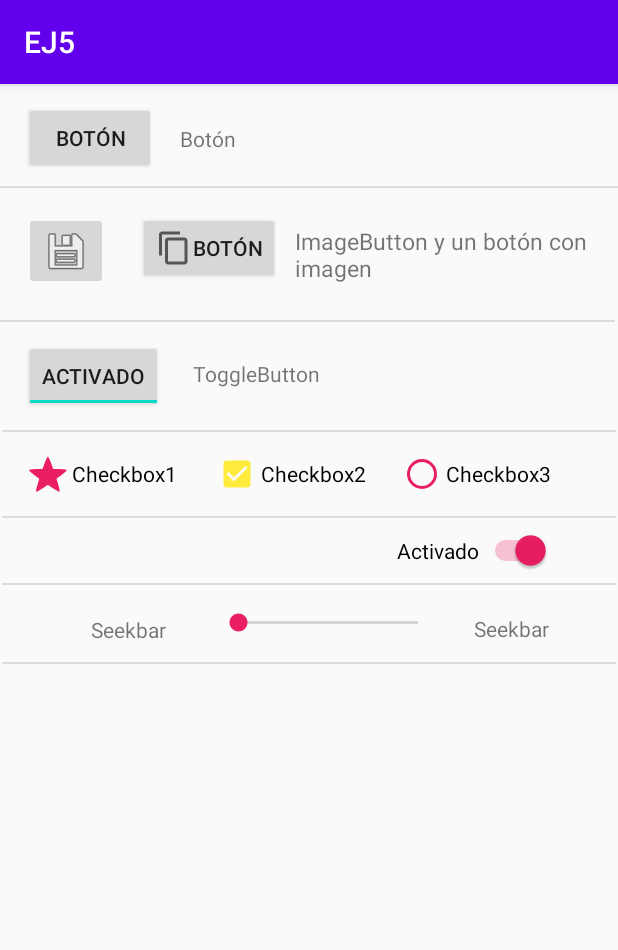
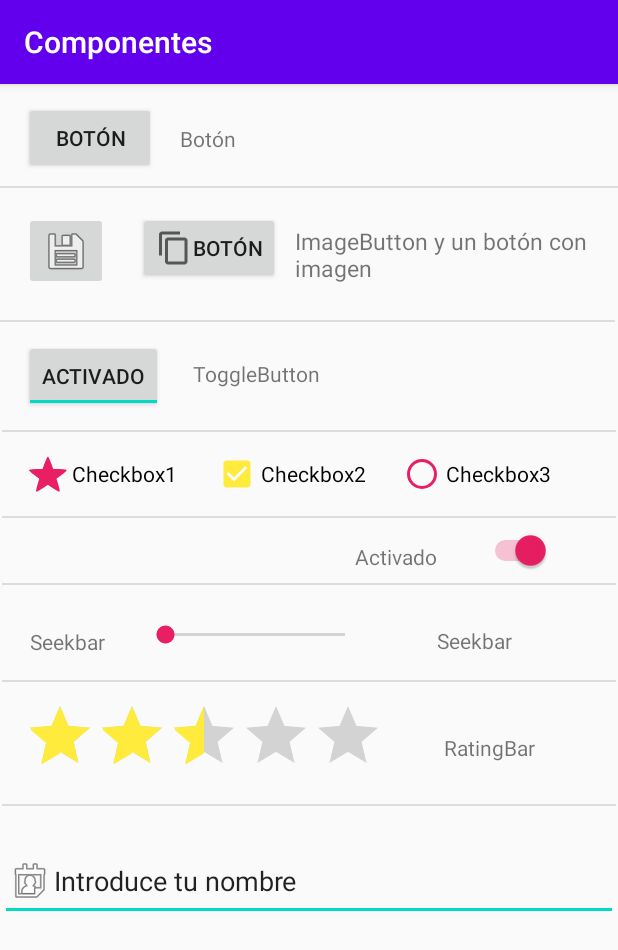
Before and after one commit to Matias-Louzao-Ataria/Android, an Android app: the screen it shows after launch (MainActivity), on a phone screen of 412 x 824 dp. Shown: the top 950 px of the screen. Run offline under Robolectric (Android 15) with nearby library versions, the light colour scheme and no system bars.

Commit message:
T1EJ5 acabado

```diff
--- a/EJ5/app/src/main/java/com/example/ej5/MainActivity.java
+++ b/EJ5/app/src/main/java/com/example/ej5/MainActivity.java
@@ -1,15 +1,109 @@
 package com.example.ej5;
 
+import androidx.annotation.StringDef;
 import androidx.appcompat.app.AppCompatActivity;
 
 import android.os.Bundle;
+import android.view.View;
+import android.widget.Button;
+import android.widget.CheckBox;
+import android.widget.CompoundButton;
+import android.widget.EditText;
+import android.widget.RadioButton;
+import android.widget.RatingBar;
+import android.widget.SeekBar;
+import android.widget.Switch;
+import android.widget.TextView;
+import android.widget.ToggleButton;
 
 public class MainActivity extends AppCompatActivity {
+
+    private SeekBar seek;
+    private TextView SeekView;
+    private CheckBox check;
+    private CheckBox check2;
+    private CheckBox check3;
+    private ToggleButton toggle;
+    private Switch sw;
+    private TextView SwitchtextView;
+    private Button boton;
+    private RatingBar rating;
+    private EditText edit;
+    private Button boton3;
+    private int cont = 0;
 
     @Override
     protected void onCreate(Bundle savedInstanceState) {
         super.onCreate(savedInstanceState);
         setContentView(R.layout.activity_main);
+        seek = findViewById(R.id.seekBar);
+        SeekView = findViewById(R.id.textView7);
+        check2 = findViewById(R.id.checkBox2);
+        toggle = findViewById(R.id.toggleButton);
+        sw = findViewById(R.id.switch1);
+        SwitchtextView = findViewById(R.id.textView5);
+        boton = findViewById(R.id.button2);
+        check = findViewById(R.id.checkBox);
+        check3 = findViewById(R.id.checkBox3);
+        rating = findViewById(R.id.ratingBar);
+        edit = findViewById(R.id.editTextTextPersonName);
+        boton3 = findViewById(R.id.button3);
 
+        seek.setOnSeekBarChangeListener(new SeekBar.OnSeekBarChangeListener() {
+            @Override
+            public void onProgressChanged(SeekBar seekBar, int progress, boolean fromUser) {
+                MainActivity.this.SeekView.setText(String.valueOf(MainActivity.this.seek.getProgress()));
+            }
+
+            @Override
+            public void onStartTrackingTouch(SeekBar seekBar) {
+
+            }
+
+            @Override
+            public void onStopTrackingTouch(SeekBar seekBar) {
+
+            }
+        });
+
+        toggle.setOnCheckedChangeListener(new CompoundButton.OnCheckedChangeListener() {
+            @Override
+            public void onCheckedChanged(CompoundButton buttonView, boolean isChecked) {
+                MainActivity.this.check2.setChecked(MainActivity.this.toggle.isChecked());
+            }
+        });
+
+        sw.setOnCheckedChangeListener(new CompoundButton.OnCheckedChangeListener() {
+            @Override
+            public void onCheckedChanged(CompoundButton buttonView, boolean isChecked) {
+                MainActivity.this.SwitchtextView.setText(MainActivity.this.sw.isChecked() ? "Activado":"Desactivado");
+            }
+        });
+
+        boton.setOnClickListener(new View.OnClickListener() {
+            @Override
+            public void onClick(View v) {
+                toggle.setChecked(false);
+                check.setChecked(false);
+                check2.setChecked(false);
+                check3.setChecked(false);
+                sw.setChecked(false);
+                seek.setProgress(0);
+                rating.setNumStars(0);
+                edit.setText("");
+            }
+        });
+
+        boton3.setOnClickListener(new View.OnClickListener() {
+            @Override
+            public void onClick(View v) {
+                if(check3.isChecked()){
+                    cont--;
+                }else{
+                    cont++;
+                }
+                MainActivity.this.boton3.setText(String.valueOf(cont));
+            }
+        });
     }
 }
--- a/EJ5/app/src/main/res/layout/activity_main.xml
+++ b/EJ5/app/src/main/res/layout/activity_main.xml
@@ -185,7 +185,7 @@
         android:layout_marginStart="279dp"
         android:layout_marginTop="8dp"
         android:checked="true"
-        android:text="@string/activado"
+        android:shadowColor="#FFFFFF"
         android:textOff="@string/desactivado"
         android:textOn="@string/activado"
         android:thumbTint="#E91E63"
@@ -212,15 +212,12 @@
         android:id="@+id/seekBar"
         android:layout_width="152dp"
         android:layout_height="28dp"
-        android:layout_marginStart="159dp"
+        android:layout_marginStart="24dp"
         android:layout_marginTop="8dp"
-        android:layout_marginEnd="211dp"
         android:progressTint="#E91E63"
         android:thumbTint="#E91E63"
         app:layout_constraintBottom_toBottomOf="@+id/textView6"
-        app:layout_constraintEnd_toEndOf="parent"
-        app:layout_constraintHorizontal_bias="0.153"
-        app:layout_constraintStart_toStartOf="parent"
+        app:layout_constraintStart_toEndOf="@+id/textView6"
         app:layout_constraintTop_toTopOf="@+id/textView6"
         app:layout_constraintVertical_bias="1.0" />
 
@@ -228,11 +225,9 @@
         android:id="@+id/textView6"
         android:layout_width="wrap_content"
         android:layout_height="wrap_content"
-        android:layout_marginTop="20dp"
-        android:layout_marginEnd="32dp"
+        android:layout_marginStart="20dp"
+        android:layout_marginTop="28dp"
         android:text="@string/seekbar"
-        app:layout_constraintEnd_toStartOf="@+id/seekBar"
-        app:layout_constraintHorizontal_bias="1.0"
         app:layout_constraintStart_toStartOf="parent"
         app:layout_constraintTop_toBottomOf="@+id/divider6" />
 
@@ -254,12 +249,74 @@
         android:layout_width="0dp"
         android:layout_height="1dp"
         android:layout_marginStart="1dp"
+        android:layout_marginTop="16dp"
+        android:layout_marginEnd="1dp"
+        android:background="?android:attr/listDivider"
+        app:layout_constraintEnd_toEndOf="parent"
+        app:layout_constraintHorizontal_bias="0.0"
+        app:layout_constraintStart_toStartOf="parent"
+        app:layout_constraintTop_toBottomOf="@+id/textView6" />
+
+    <RatingBar
+        android:id="@+id/ratingBar"
+        android:layout_width="wrap_content"
+        android:layout_height="wrap_content"
+        android:layout_marginStart="16dp"
+        android:layout_marginTop="12dp"
+        android:progressTint="#FFEB3B"
+        android:rating="2.5"
+        android:secondaryProgressTint="#FFEB3B"
+        app:layout_constraintStart_toStartOf="parent"
+        app:layout_constraintTop_toBottomOf="@+id/divider7" />
+
+    <TextView
+        android:id="@+id/textView"
+        android:layout_width="wrap_content"
+        android:layout_height="wrap_content"
+        android:layout_marginStart="40dp"
+        android:text="@string/rating"
+        app:layout_constraintBottom_toBottomOf="@+id/ratingBar"
+        app:layout_constraintStart_toEndOf="@+id/ratingBar"
+        app:layout_constraintTop_toTopOf="@+id/ratingBar"
+        app:layout_constraintVertical_bias="0.578" />
+
+    <View
+        android:id="@+id/divider2"
+        android:layout_width="0dp"
+        android:layout_height="1dp"
+        android:layout_marginStart="1dp"
         android:layout_marginTop="12dp"
         android:layout_marginEnd="1dp"
         android:background="?android:attr/listDivider"
         app:layout_constraintEnd_toEndOf="parent"
+        app:layout_constraintHorizontal_bias="0.0"
+        app:layout_constraintStart_toStartOf="parent"
+        app:layout_constraintTop_toBottomOf="@+id/ratingBar" />
+
+    <EditText
+        android:id="@+id/editTextTextPersonName"
+        android:layout_width="0dp"
+        android:layout_height="wrap_content"
+        android:layout_marginTop="24dp"
+        android:drawableStart="@android:drawable/ic_menu_my_calendar"
+        android:ems="10"
+        android:inputType="textPersonName"
+        android:text="@string/nombre"
+        app:layout_constraintEnd_toEndOf="parent"
+        app:layout_constraintStart_toStartOf="parent"
+        app:layout_constraintTop_toBottomOf="@+id/divider2" />
+
+    <TextView
+        android:id="@+id/textView5"
+        android:layout_width="wrap_content"
+        android:layout_height="wrap_content"
+        android:layout_marginEnd="28dp"
+        android:text="@string/activado"
+        app:layout_constraintBottom_toBottomOf="@+id/switch1"
+        app:layout_constraintEnd_toStartOf="@+id/switch1"
         app:layout_constraintHorizontal_bias="1.0"
         app:layout_constraintStart_toStartOf="parent"
-        app:layout_constraintTop_toBottomOf="@+id/textView6" />
+        app:layout_constraintTop_toTopOf="@+id/switch1"
+        app:layout_constraintVertical_bias="1.0" />
 
 </androidx.constraintlayout.widget.ConstraintLayout>
--- a/EJ5/app/src/main/res/values/strings.xml
+++ b/EJ5/app/src/main/res/values/strings.xml
@@ -1,5 +1,5 @@
 <resources>
-    <string name="app_name">EJ5</string>
+    <string name="app_name">Componentes</string>
     <string name="boton">Botón</string>
     <string name="cosas" translatable="false">ImageButton y un botón con imagen</string>
     <string name="toggle" translatable="false">ToggleButton</string>
@@ -9,4 +9,6 @@
     <string name="checkbox2" translatable="false">Checkbox2</string>
     <string name="checkbox3" translatable="false">Checkbox3</string>
     <string name="seekbar" translatable="false">Seekbar</string>
+    <string name="rating" translatable="false">RatingBar</string>
+    <string name="nombre" translatable="false">Introduce tu nombre</string>
 </resources>
```
